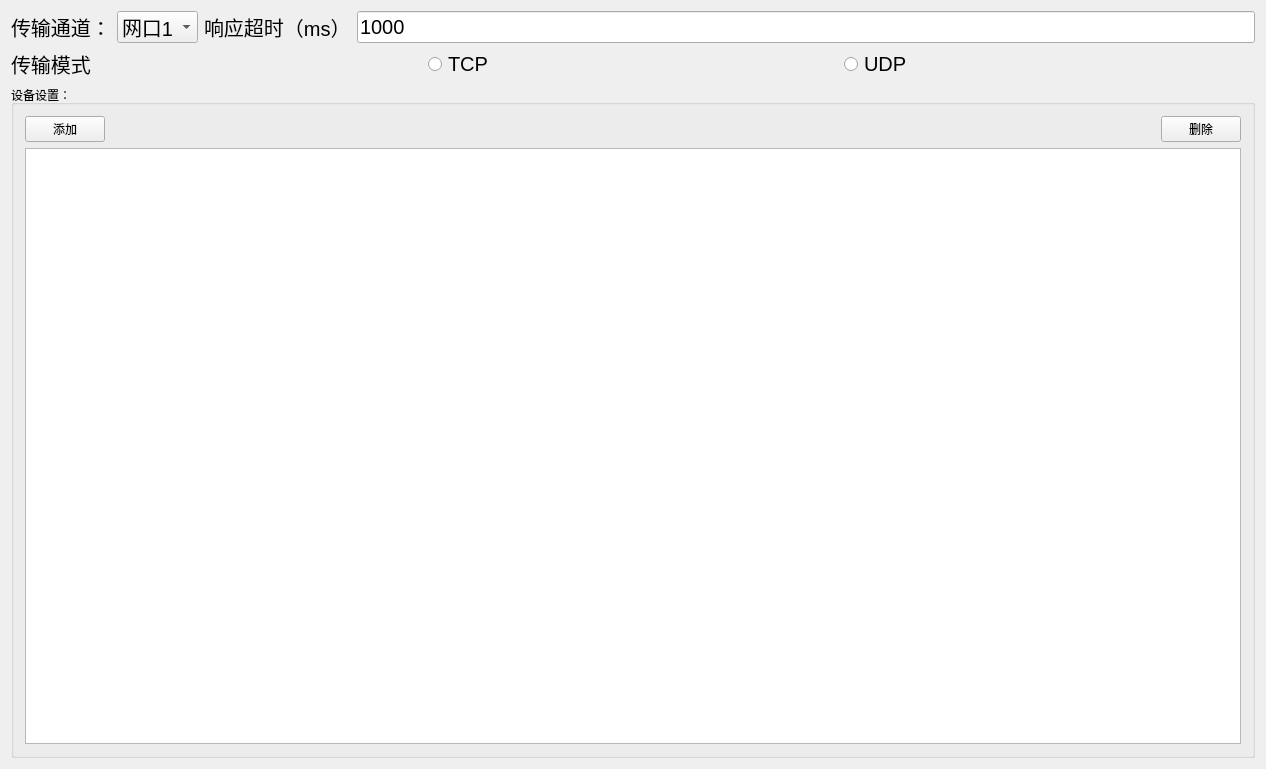
This is QtWidgetsClass.ui in wojiaoguowei/modbus as Qt 5 draws it before an edit. The edited form follows.
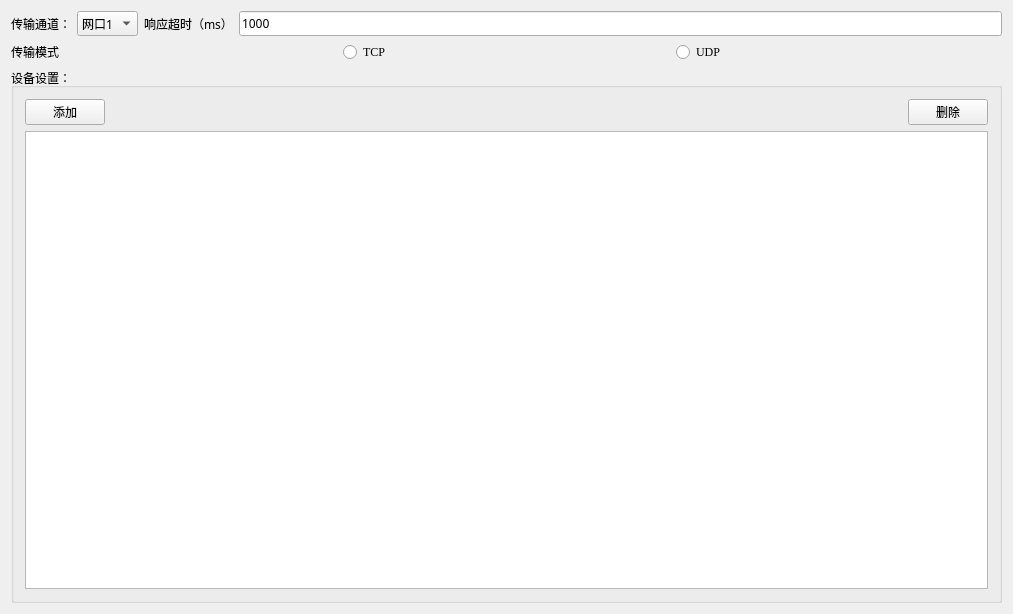
This is the edited form.

```diff
--- a/QtWidgetsClass.ui
+++ b/QtWidgetsClass.ui
@@ -6,8 +6,8 @@
    <rect>
     <x>0</x>
     <y>0</y>
-    <width>1266</width>
-    <height>769</height>
+    <width>1013</width>
+    <height>614</height>
    </rect>
   </property>
   <property name="windowTitle">
@@ -21,7 +21,7 @@
        <property name="font">
         <font>
          <family>新宋体</family>
-         <pointsize>15</pointsize>
+         <pointsize>9</pointsize>
         </font>
        </property>
        <property name="text">
@@ -33,7 +33,8 @@
       <widget class="QComboBox" name="comboBox">
        <property name="font">
         <font>
-         <pointsize>15</pointsize>
+         <family>宋体</family>
+         <pointsize>9</pointsize>
         </font>
        </property>
        <item>
@@ -57,7 +58,8 @@
       <widget class="QLabel" name="label_2">
        <property name="font">
         <font>
-         <pointsize>15</pointsize>
+         <family>宋体</family>
+         <pointsize>9</pointsize>
         </font>
        </property>
        <property name="text">
@@ -69,7 +71,8 @@
       <widget class="QLineEdit" name="lineEdit">
        <property name="font">
         <font>
-         <pointsize>15</pointsize>
+         <family>宋体</family>
+         <pointsize>9</pointsize>
         </font>
        </property>
        <property name="text">
@@ -85,7 +88,8 @@
       <widget class="QLabel" name="label_3">
        <property name="font">
         <font>
-         <pointsize>15</pointsize>
+         <family>Agency FB</family>
+         <pointsize>9</pointsize>
         </font>
        </property>
        <property name="text">
@@ -97,7 +101,8 @@
       <widget class="QRadioButton" name="radioButton">
        <property name="font">
         <font>
-         <pointsize>15</pointsize>
+         <family>Times New Roman</family>
+         <pointsize>9</pointsize>
         </font>
        </property>
        <property name="text">
@@ -109,7 +114,8 @@
       <widget class="QRadioButton" name="radioButton_2">
        <property name="font">
         <font>
-         <pointsize>15</pointsize>
+         <family>Times New Roman</family>
+         <pointsize>9</pointsize>
         </font>
        </property>
        <property name="text">
```
